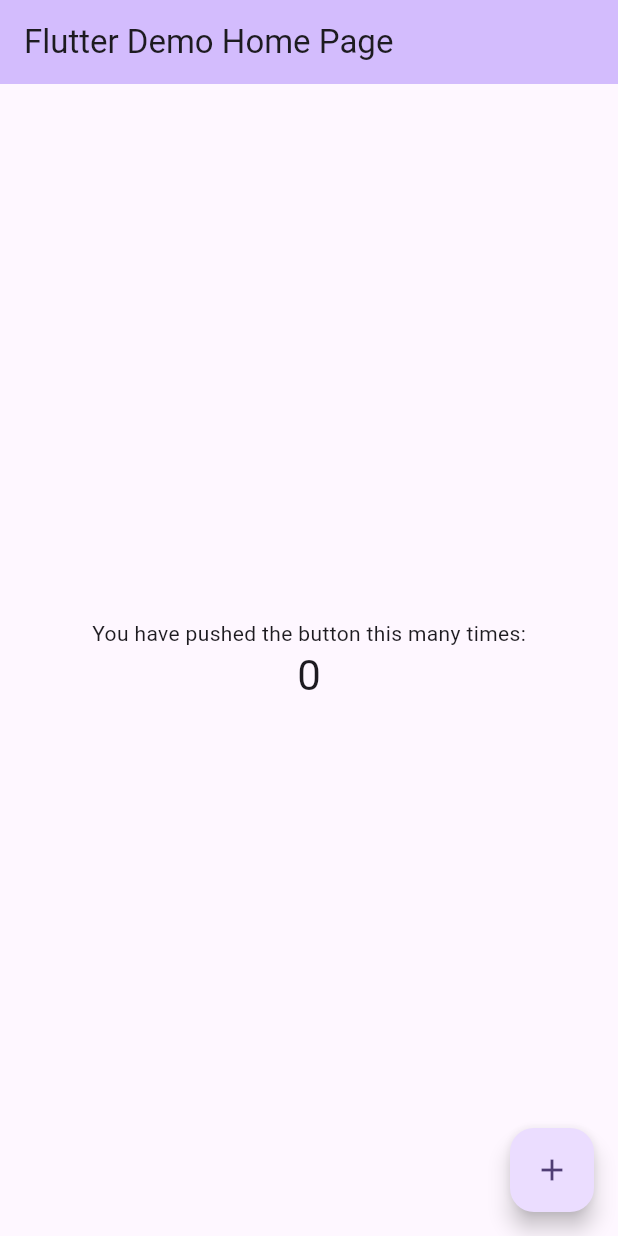
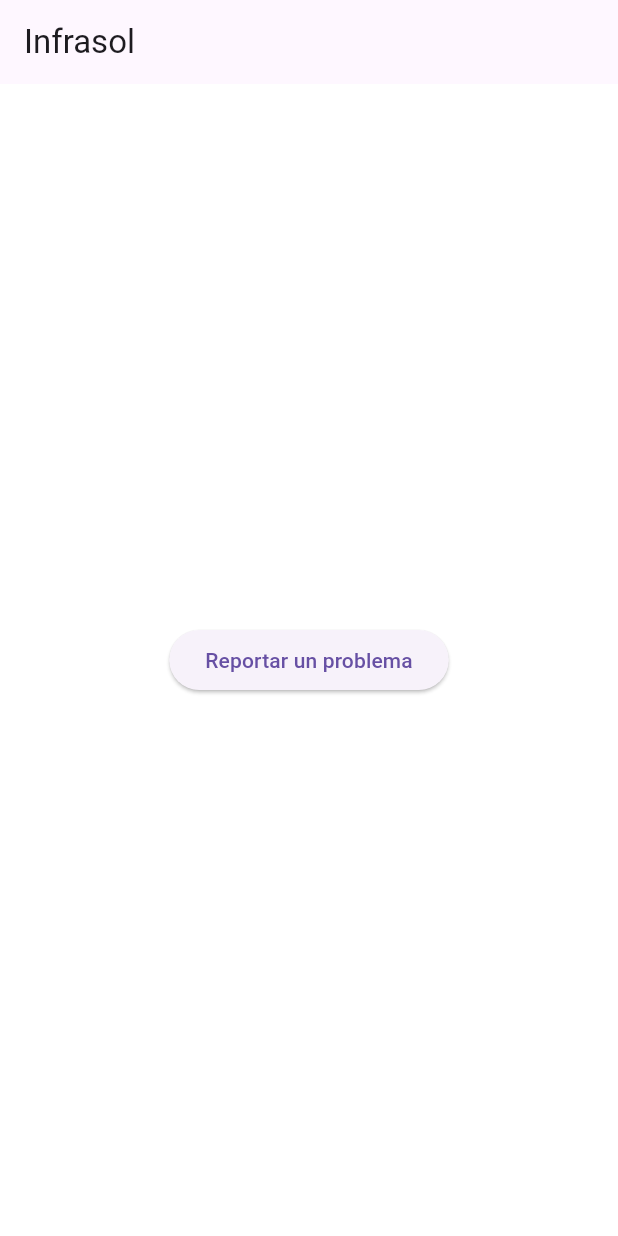
Before and after one commit to AlexG0311/infrareportes, a Flutter app: the screen it shows after launch, on a phone screen of 412 x 824 dp. Run offline on Flutter 3.47's test engine with Material 3 defaults, Android fonts, the phone set to English and light mode, and no system bars.

Commit message:
nuevas pantallas

```diff
--- a/lib/main.dart
+++ b/lib/main.dart
@@ -1,125 +1,46 @@
 import 'package:flutter/material.dart';
+import 'package:infrareportes/screen/report_screen.dart';
 
 void main() {
-  runApp(const MyApp());
+  runApp(const InfrasolApp());
 }
 
-class MyApp extends StatelessWidget {
-  const MyApp({super.key});
+class InfrasolApp extends StatelessWidget {
+  const InfrasolApp({super.key});
 
-  // This widget is the root of your application.
   @override
   Widget build(BuildContext context) {
     return MaterialApp(
-      title: 'Flutter Demo',
+      title: 'Infrasol',
       theme: ThemeData(
-        // This is the theme of your application.
-        //
-        // TRY THIS: Try running your application with "flutter run". You'll see
-        // the application has a purple toolbar. Then, without quitting the app,
-        // try changing the seedColor in the colorScheme below to Colors.green
-        // and then invoke "hot reload" (save your changes or press the "hot
-        // reload" button in a Flutter-supported IDE, or press "r" if you used
-        // the command line to start the app).
-        //
-        // Notice that the counter didn't reset back to zero; the application
-        // state is not lost during the reload. To reset the state, use hot
-        // restart instead.
-        //
-        // This works for code too, not just values: Most code changes can be
-        // tested with just a hot reload.
-        colorScheme: ColorScheme.fromSeed(seedColor: Colors.deepPurple),
-        useMaterial3: true,
+        primarySwatch: Colors.indigo,
+        scaffoldBackgroundColor: Colors.white,
       ),
-      home: const MyHomePage(title: 'Flutter Demo Home Page'),
+      home: const HomePage(),
+      debugShowCheckedModeBanner: false,
     );
   }
 }
 
-class MyHomePage extends StatefulWidget {
-  const MyHomePage({super.key, required this.title});
-
-  // This widget is the home page of your application. It is stateful, meaning
-  // that it has a State object (defined below) that contains fields that affect
-  // how it looks.
-
-  // This class is the configuration for the state. It holds the values (in this
-  // case the title) provided by the parent (in this case the App widget) and
-  // used by the build method of the State. Fields in a Widget subclass are
-  // always marked "final".
-
-  final String title;
-
-  @override
-  State<MyHomePage> createState() => _MyHomePageState();
-}
-
-class _MyHomePageState extends State<MyHomePage> {
-  int _counter = 0;
-
-  void _incrementCounter() {
-    setState(() {
-      // This call to setState tells the Flutter framework that something has
-      // changed in this State, which causes it to rerun the build method below
-      // so that the display can reflect the updated values. If we changed
-      // _counter without calling setState(), then the build method would not be
-      // called again, and so nothing would appear to happen.
-      _counter++;
-    });
-  }
+class HomePage extends StatelessWidget {
+  const HomePage({super.key});
 
   @override
   Widget build(BuildContext context) {
-    // This method is rerun every time setState is called, for instance as done
-    // by the _incrementCounter method above.
-    //
-    // The Flutter framework has been optimized to make rerunning build methods
-    // fast, so that you can just rebuild anything that needs updating rather
-    // than having to individually change instances of widgets.
     return Scaffold(
       appBar: AppBar(
-        // TRY THIS: Try changing the color here to a specific color (to
-        // Colors.amber, perhaps?) and trigger a hot reload to see the AppBar
-        // change color while the other colors stay the same.
-        backgroundColor: Theme.of(context).colorScheme.inversePrimary,
-        // Here we take the value from the MyHomePage object that was created by
-        // the App.build method, and use it to set our appbar title.
-        title: Text(widget.title),
+        title: const Text('Infrasol'),
       ),
       body: Center(
-        // Center is a layout widget. It takes a single child and positions it
-        // in the middle of the parent.
-        child: Column(
-          // Column is also a layout widget. It takes a list of children and
-          // arranges them vertically. By default, it sizes itself to fit its
-          // children horizontally, and tries to be as tall as its parent.
-          //
-          // Column has various properties to control how it sizes itself and
-          // how it positions its children. Here we use mainAxisAlignment to
-          // center the children vertically; the main axis here is the vertical
-          // axis because Columns are vertical (the cross axis would be
-          // horizontal).
-          //
-          // TRY THIS: Invoke "debug painting" (choose the "Toggle Debug Paint"
-          // action in the IDE, or press "p" in the console), to see the
-          // wireframe for each widget.
-          mainAxisAlignment: MainAxisAlignment.center,
-          children: <Widget>[
-            const Text(
-              'You have pushed the button this many times:',
-            ),
-            Text(
-              '$_counter',
-              style: Theme.of(context).textTheme.headlineMedium,
-            ),
-          ],
-        ),
+        child: ElevatedButton(
+            child: const Text('Reportar un problema'),
+            onPressed: () {
+              Navigator.push(
+                context,
+                MaterialPageRoute(builder: (context) => const ReportScreen()),
+              );
+            }),
       ),
-      floatingActionButton: FloatingActionButton(
-        onPressed: _incrementCounter,
-        tooltip: 'Increment',
-        child: const Icon(Icons.add),
-      ), // This trailing comma makes auto-formatting nicer for build methods.
     );
   }
 }
```
Also changed, not shown: lib/screen/report_screen.dart (added, +80 -0 lines), lib/screen/home_screen.dart (added).
